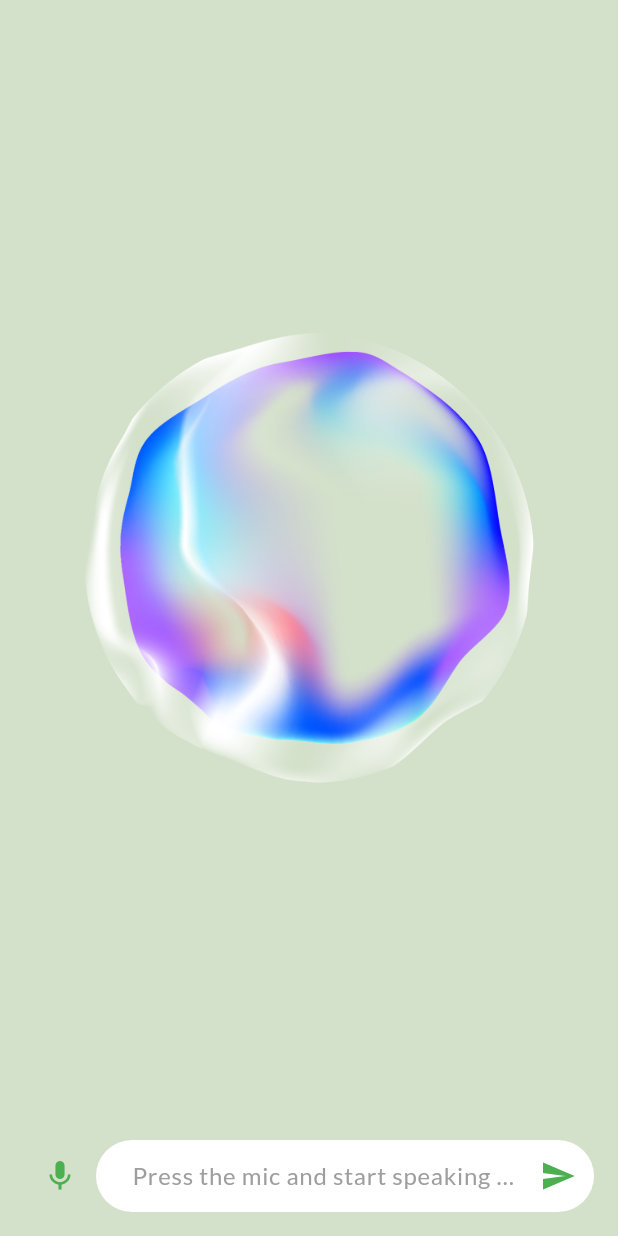
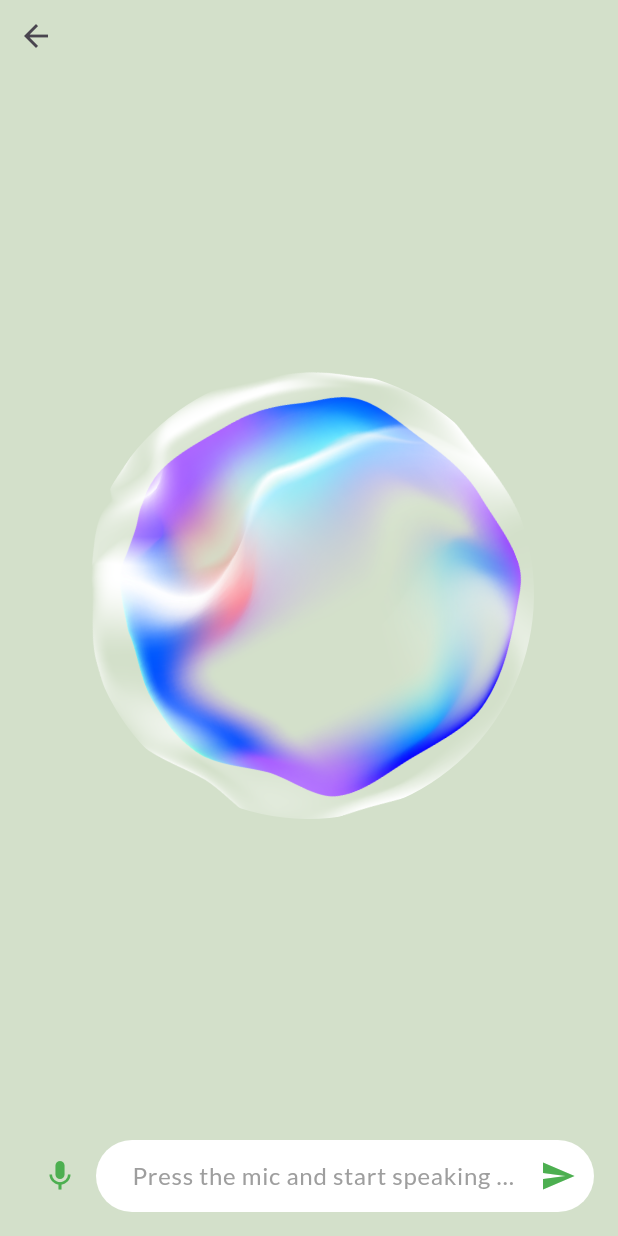
Before and after one commit to MhaamadAli/Cue-App, a Flutter app: the AssistantScreen screen opened by its route, on a phone screen of 412 x 824 dp. Run offline on Flutter 3.47's test engine with Material 3 defaults, Android fonts, the phone set to English and light mode, and no system bars; our stand-ins replace flutter_map, flutter_secure_storage, flutter_svg, geolocator, google_fonts, latlong2 and 1 more; accounts and stored records are empty.

Commit message:
frontend: added assistant screen animation

```diff
--- a/mobile/lib/screens/Assistant/assistant_screen.dart
+++ b/mobile/lib/screens/Assistant/assistant_screen.dart
@@ -3,32 +3,66 @@ import 'package:google_fonts/google_fonts.dart';
 import 'package:mobile/services/ai_service.dart';
 
 class AssistantScreen extends StatefulWidget {
-  const AssistantScreen({super.key});
+  final VoidCallback onBack;
+
+  const AssistantScreen({super.key, required this.onBack});
 
   @override
   _AssistantScreenState createState() => _AssistantScreenState();
 }
 
-class _AssistantScreenState extends State<AssistantScreen> {
+class _AssistantScreenState extends State<AssistantScreen>
+    with SingleTickerProviderStateMixin {
   final TextEditingController _textController = TextEditingController();
   final AiService _aiService = AiService();
+  late AnimationController _animationController;
+  late Animation<double> _animation;
+
+  @override
+  void initState() {
+    super.initState();
+    _animationController = AnimationController(
+      duration: const Duration(seconds: 10),
+      vsync: this,
+    )..repeat();
+    _animation = Tween<double>(begin: 0, end: 1).animate(_animationController);
+  }
+
+  @override
+  void dispose() {
+    _animationController.dispose();
+    _textController.dispose();
+    super.dispose();
+  }
 
   @override
   Widget build(BuildContext context) {
     return Scaffold(
-      backgroundColor: Color(0xFFD3E0CA),
-      body: Column(
+      backgroundColor: const Color(0xFFD3E0CA),
+      body: SafeArea(
+        child: Column(
           mainAxisAlignment: MainAxisAlignment.center,
           children: [
+            Row(
+              children: <Widget>[
+                IconButton(
+                  onPressed: widget.onBack,
+                  icon: const Icon(Icons.arrow_back),
+                )
+              ],
+            ),
             Expanded(
               child: Center(
                 child: Container(
                   height: 300,
                   width: 300,
+                  child: RotationTransition(
+                    turns: _animation,
                     child: ClipOval(
                       child: Image.asset(
                         'assets/assistantAnimation.png',
                         fit: BoxFit.cover,
+                      ),
                     ),
                   ),
                 ),
@@ -40,10 +74,7 @@ class _AssistantScreenState extends State<AssistantScreen> {
                 children: [
                   IconButton(
                     icon: const Icon(Icons.mic, color: Colors.green),
-                  onPressed: () {
-                    // Handle microphone press
-                    print('Microphone pressed');
-                  },
+                    onPressed: _handleSend,
                   ),
                   Expanded(
                     child: TextField(
@@ -76,6 +107,7 @@ class _AssistantScreenState extends State<AssistantScreen> {
             ),
           ],
         ),
+      ),
     );
   }
 
```
Lines whose indentation alone changed are shown as unchanged.
